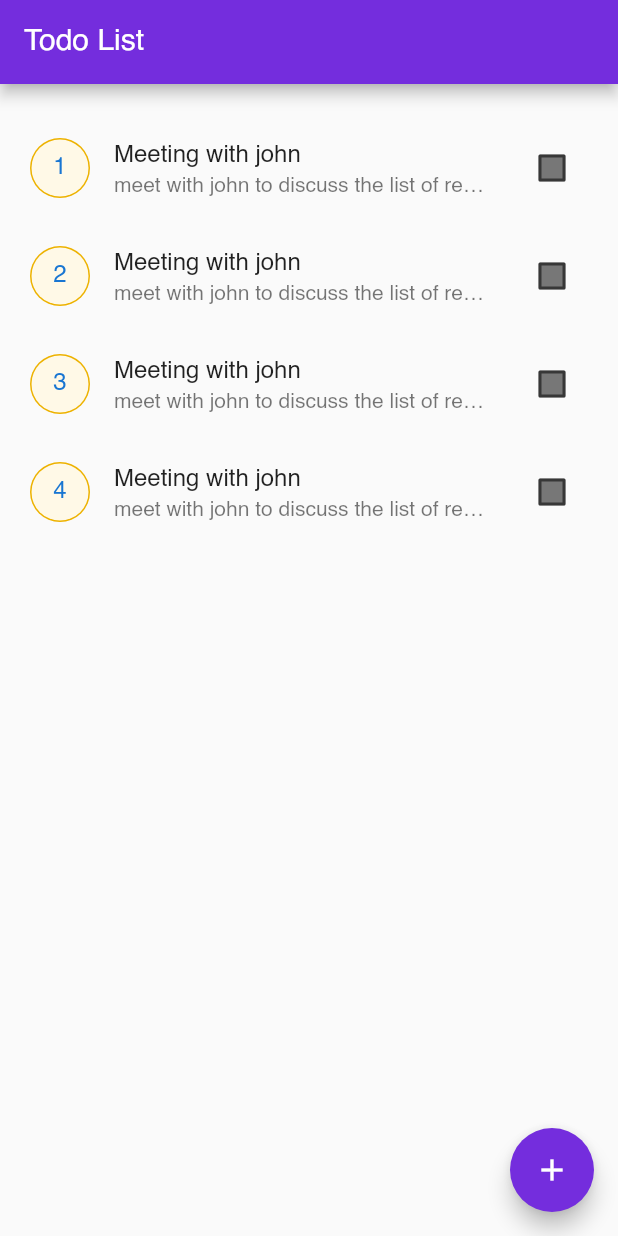
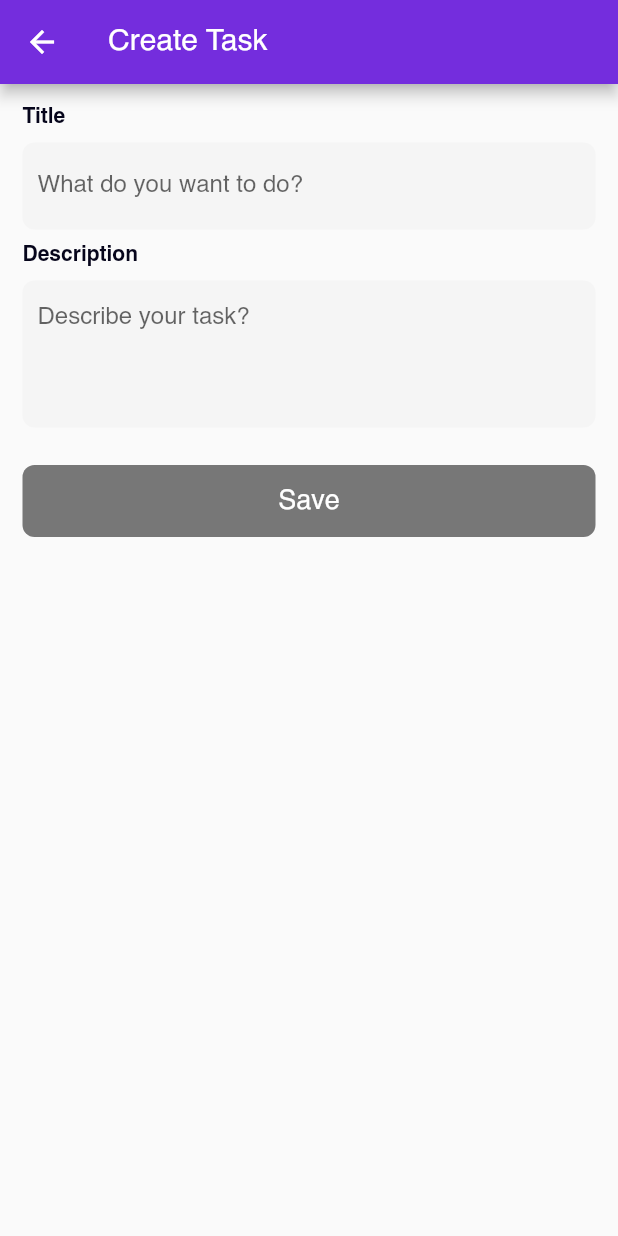
Before and after one commit to Destiny-Ed/Graphql-todo, a Flutter app: the screen it shows after launch, after a tap on the "add" icon, on a phone screen of 412 x 824 dp. Run offline on Flutter 3.47's test engine with Material 2 defaults, Android fonts, the light colour scheme and no system bars.

Commit message:
Create add task page and task details page to display data

```diff
--- /dev/null
+++ b/lib/Screen/Resuable_Widgets/button.dart
@@ -0,0 +1,30 @@
+import 'package:flutter/material.dart';
+import 'package:joovlin/Styles/color.dart';
+
+Widget customButton(
+    {String? value,
+    VoidCallback? tap,
+    bool? status = false,
+    bool? isValid = false,
+    BuildContext? context}) {
+  return GestureDetector(
+    onTap: isValid == false ? null : tap,
+    child: Container(
+      height: 48,
+      margin: const EdgeInsets.symmetric(vertical: 15),
+      alignment: Alignment.center,
+      decoration: BoxDecoration(
+          color: isValid == false
+              ? grey
+              : status == false
+                  ? primaryColor
+                  : grey,
+          borderRadius: BorderRadius.circular(8)),
+      width: MediaQuery.of(context!).size.width,
+      child: Text(
+        status == false ? 'Save' : 'Please wait...',
+        style: TextStyle(color: white, fontSize: 18),
+      ),
+    ),
+  );
+}
--- /dev/null
+++ b/lib/Screen/Resuable_Widgets/text_field.dart
@@ -0,0 +1,39 @@
+import 'package:flutter/material.dart';
+import 'package:joovlin/Styles/color.dart';
+
+Widget customTextField(
+    {String? title,
+    String? hint,
+    Function(String)? onChanged,
+    TextEditingController? controller,
+    int? maxLines = 1}) {
+  return Column(
+    children: [
+      Container(
+        alignment: Alignment.centerLeft,
+        child: Text(
+          title!,
+          style: TextStyle(
+            fontWeight: FontWeight.bold,
+            color: black,
+          ),
+        ),
+      ),
+      Container(
+        margin: const EdgeInsets.symmetric(vertical: 10),
+        padding: const EdgeInsets.symmetric(vertical: 5, horizontal: 10),
+        decoration: BoxDecoration(
+          borderRadius: BorderRadius.circular(8),
+          color: lightGrey,
+        ),
+        child: TextFormField(
+          controller: controller,
+          maxLines: maxLines,
+
+          onChanged: (value) => onChanged!(value),
+          decoration: InputDecoration(hintText: hint, border: InputBorder.none),
+        ),
+      )
+    ],
+  );
+}
--- a/lib/Screen/add_todo_page.dart
+++ b/lib/Screen/add_todo_page.dart
@@ -0,0 +1,80 @@
+import 'package:flutter/material.dart';
+import 'package:joovlin/Screen/Resuable_Widgets/button.dart';
+import 'package:joovlin/Screen/Resuable_Widgets/text_field.dart';
+import 'package:joovlin/Styles/color.dart';
+
+class CreateTaskPage extends StatefulWidget {
+  const CreateTaskPage({Key? key}) : super(key: key);
+
+  @override
+  _CreateTaskPageState createState() => _CreateTaskPageState();
+}
+
+class _CreateTaskPageState extends State<CreateTaskPage> {
+  final TextEditingController _title = TextEditingController();
+  final TextEditingController _description = TextEditingController();
+
+  ///Validation Variables for textfield
+  bool _isTitleComplete = false;
+  bool _isDescriptionComplete = false;
+  @override
+  Widget build(BuildContext context) {
+    return Scaffold(
+      appBar: AppBar(title: const Text('Create Task')),
+      body: CustomScrollView(
+        slivers: [
+          SliverToBoxAdapter(
+            child: Container(
+              padding: const EdgeInsets.all(15),
+              child: Column(
+                children: [
+                  customTextField(
+                    title: 'Title',
+                    controller: _title,
+                    onChanged: (value) {
+                      if (value.isEmpty) {
+                        _isTitleComplete = false;
+                      } else {
+                        _isTitleComplete = true;
+                      }
+                      setState(() {});
+                    },
+                    hint: 'What do you want to do?',
+                  ),
+
+                  ///Description field
+                  customTextField(
+                      title: 'Description',
+                      controller: _description,
+                      onChanged: (value) {
+                        if (value.isEmpty) {
+                          _isDescriptionComplete = false;
+                        } else {
+                          _isDescriptionComplete = true;
+                        }
+                        setState(() {});
+                      },
+                      hint: 'Describe your task?',
+                      maxLines: 4),
+
+                  customButton(
+                    value: 'Save',
+                    tap: () {
+                      print(_description.text);
+                      print(_title.text);
+                    },
+                    isValid: _isTitleComplete == true &&
+                            _isDescriptionComplete == true
+                        ? true
+                        : false,
+                    context: context,
+                  )
+                ],
+              ),
+            ),
+          )
+        ],
+      ),
+    );
+  }
+}
--- a/lib/Screen/home_page.dart
+++ b/lib/Screen/home_page.dart
@@ -1,5 +1,7 @@
 import 'package:flutter/material.dart';
+import 'package:joovlin/Screen/add_todo_page.dart';
 import 'package:joovlin/Styles/color.dart';
+import 'package:joovlin/Utils/router.dart';
 
 class HomePage extends StatefulWidget {
   const HomePage({Key? key}) : super(key: key);
@@ -34,9 +36,15 @@ class _HomePageState extends State<HomePage> {
                           TextStyle(fontSize: 24, fontWeight: FontWeight.bold),
                     ),
                     const SizedBox(height: 15),
-                    Text(
-                      'Create a task',
-                      style: TextStyle(fontSize: 18, color: grey),
+                    GestureDetector(
+                      onTap: () {
+                        PageNavigator(ctx: context)
+                            .nextPage(page: const CreateTaskPage());
+                      },
+                      child: Text(
+                        'Create a task',
+                        style: TextStyle(fontSize: 18, color: grey),
+                      ),
                     ),
                   ],
                 ),
@@ -112,7 +120,9 @@ class _HomePageState extends State<HomePage> {
               ),
       ),
       floatingActionButton: FloatingActionButton(
-        onPressed: () {},
+        onPressed: () {
+          PageNavigator(ctx: context).nextPage(page: const CreateTaskPage());
+        },
         child: const Icon(Icons.add),
       ),
     );
--- a/lib/Screen/todo_details_page.dart
+++ b/lib/Screen/todo_details_page.dart
@@ -0,0 +1,94 @@
+import 'package:flutter/material.dart';
+import 'package:joovlin/Screen/Resuable_Widgets/button.dart';
+import 'package:joovlin/Screen/Resuable_Widgets/text_field.dart';
+import 'package:joovlin/Styles/color.dart';
+
+class CreateTaskPage extends StatefulWidget {
+  const CreateTaskPage({Key? key}) : super(key: key);
+
+  @override
+  _CreateTaskPageState createState() => _CreateTaskPageState();
+}
+
+class _CreateTaskPageState extends State<CreateTaskPage> {
+  final TextEditingController _title = TextEditingController();
+  final TextEditingController _description = TextEditingController();
+
+  ///Validation Variables for textfield
+  bool _isTitleComplete = false;
+  bool _isDescriptionComplete = false;
+  @override
+  Widget build(BuildContext context) {
+    return Scaffold(
+      appBar: AppBar(
+        title: const Text('Task details'),
+        actions: [
+          IconButton(
+            onPressed: () {},
+            icon: Padding(
+              padding: const EdgeInsets.all(8.0),
+              child: Icon(
+                Icons.delete,
+                color: white,
+              ),
+            ),
+          )
+        ],
+      ),
+      body: CustomScrollView(
+        slivers: [
+          SliverToBoxAdapter(
+            child: Container(
+              padding: const EdgeInsets.all(15),
+              child: Column(
+                children: [
+                  customTextField(
+                    title: 'Title',
+                    controller: _title,
+                    onChanged: (value) {
+                      if (value.isEmpty) {
+                        _isTitleComplete = false;
+                      } else {
+                        _isTitleComplete = true;
+                      }
+                      setState(() {});
+                    },
+                    hint: 'What do you want to do?',
+                  ),
+
+                  ///Description field
+                  customTextField(
+                      title: 'Description',
+                      controller: _description,
+                      onChanged: (value) {
+                        if (value.isEmpty) {
+                          _isDescriptionComplete = false;
+                        } else {
+                          _isDescriptionComplete = true;
+                        }
+                        setState(() {});
+                      },
+                      hint: 'Describe your task?',
+                      maxLines: 4),
+
+                  customButton(
+                    value: 'Save',
+                    tap: () {
+                      print(_description.text);
+                      print(_title.text);
+                    },
+                    isValid: _isTitleComplete == true &&
+                            _isDescriptionComplete == true
+                        ? true
+                        : false,
+                    context: context,
+                  )
+                ],
+              ),
+            ),
+          )
+        ],
+      ),
+    );
+  }
+}
```
